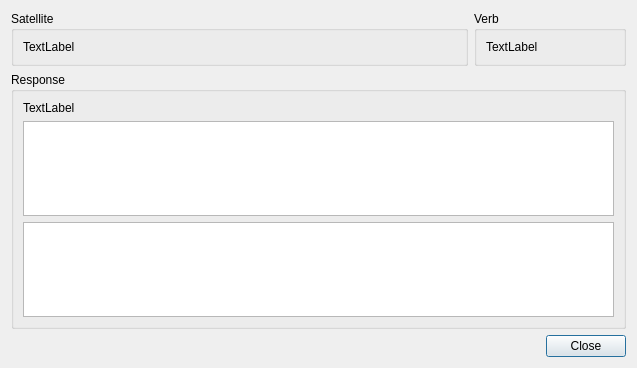
First picture: the form in cxx/constellation/gui/QResponseDialog.ui, repository constellation-daq/Constellation, before the edit.
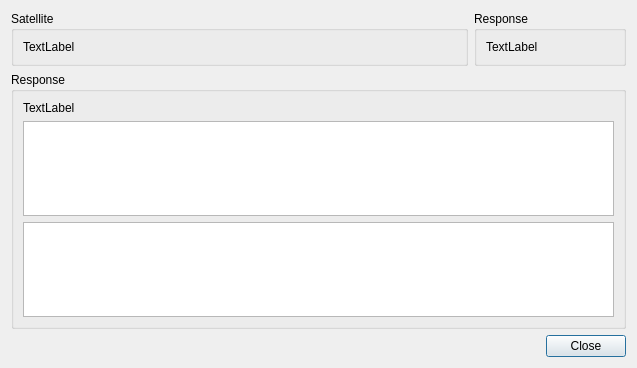
Second picture: the form after the edit.

Commit message: cxx/dialog: fix wording

Diff of the .ui file:
```diff
--- a/cxx/constellation/gui/QResponseDialog.ui
+++ b/cxx/constellation/gui/QResponseDialog.ui
@@ -45,7 +45,7 @@
       </sizepolicy>
      </property>
      <property name="title">
-      <string>Verb</string>
+      <string>Response</string>
      </property>
      <layout class="QVBoxLayout" name="verticalLayout">
       <item>
```
